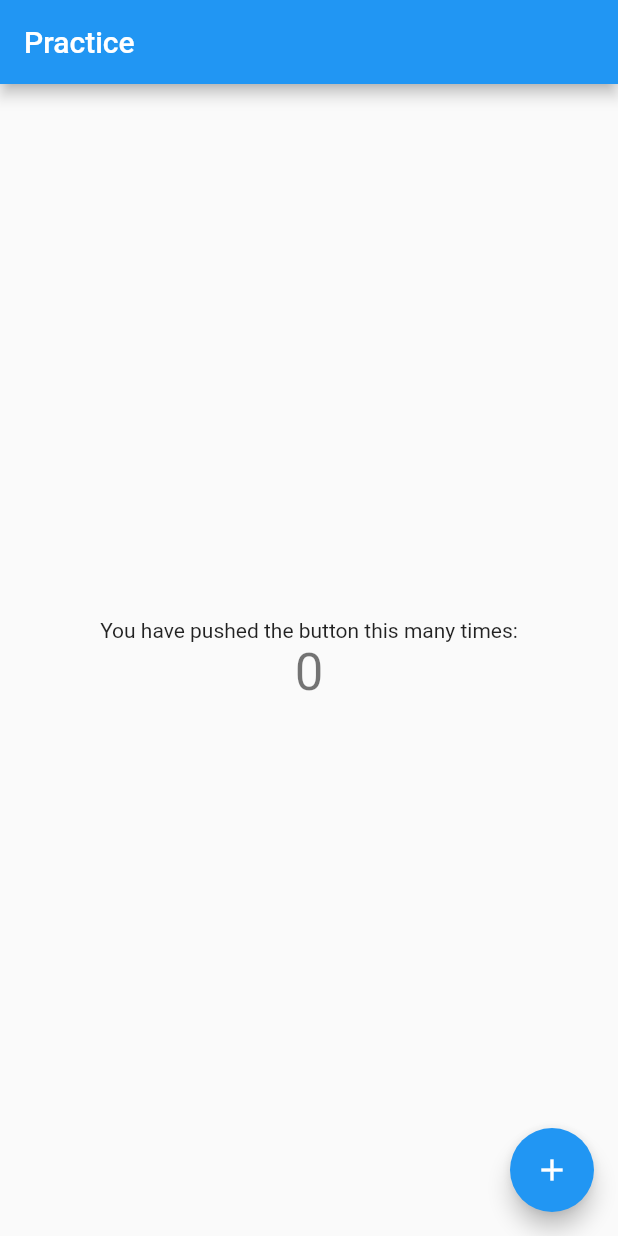
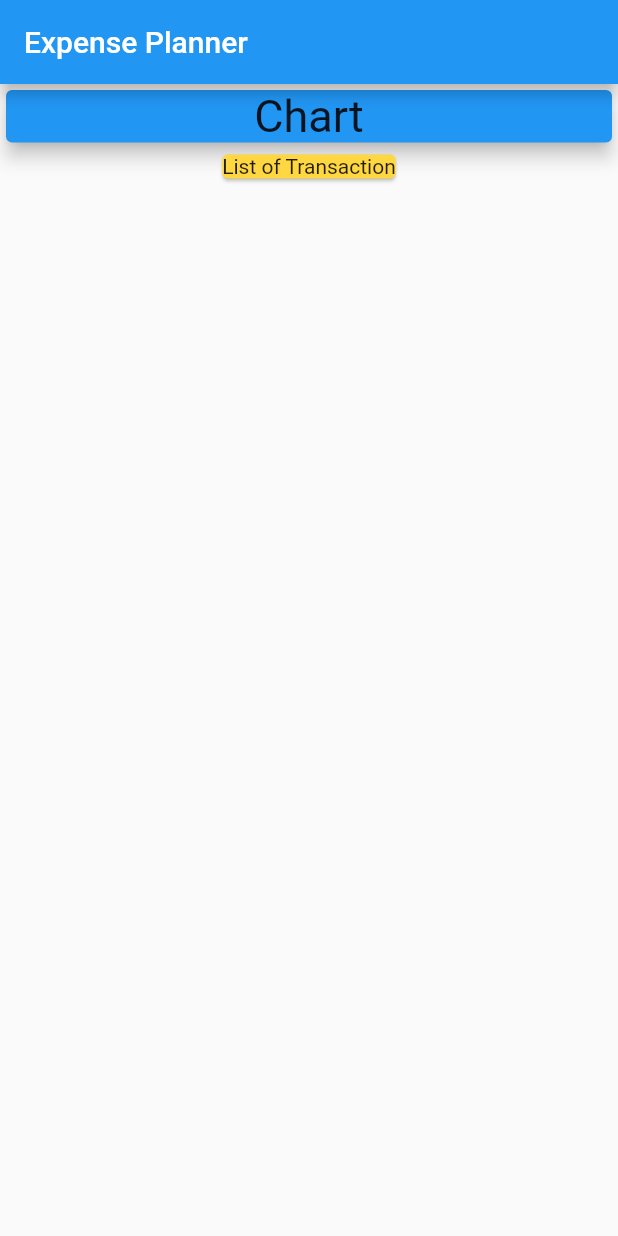
Before and after one commit to RishabhSaini619/udemy_practice_002, a Flutter app: the screen it shows after launch, on a phone screen of 412 x 824 dp. Run offline on Flutter 3.47's test engine with Material 2 defaults, Android fonts, the light colour scheme and no system bars.

Commit message:
new dart file transaction.dart

```diff
--- a/lib/main.dart
+++ b/lib/main.dart
@@ -12,11 +12,11 @@ class MyApp extends StatelessWidget {
   @override
   Widget build(BuildContext context) {
     return MaterialApp(
-      title: 'Flutter Demo',
+      title: 'Udemy Practice 2',
       theme: ThemeData(
         primarySwatch: Colors.blue,
       ),
-      home: const MyHomePage(title: 'Practice'),
+      home: const MyHomePage(),
     );
   }
 }
--- a/lib/myHomePage.dart
+++ b/lib/myHomePage.dart
@@ -1,54 +1,51 @@
+import 'package:flutter/material.dart';
+import 'package:udemy_practice_002/transaction.dart';
 
-import 'package:flutter/material.dart';
-
-class MyHomePage extends StatefulWidget {
-  const MyHomePage({super.key, required this.title});
-
-
-  final String title;
-
-  @override
-  State<MyHomePage> createState() => _MyHomePageState();
-}
-
-class _MyHomePageState extends State<MyHomePage> {
-  int _counter = 0;
-
-  void _incrementCounter() {
-    setState(() {
-      _counter++;
-    });
-  }
+class MyHomePage extends StatelessWidget {
+  final List<Transaction> transacions = [
+    Transaction(
+      id: 't1',
+      title: 'New Shoes',
+      amount: 699.99,
+      date: DateTime.now(),
+    ),
+    Transaction(
+      id: 't2',
+      title: 'New Buds',
+      amount: 1699.99,
+      date: DateTime.now(),
+    ),
+  ];
 
   @override
   Widget build(BuildContext context) {
-
     return Scaffold(
       appBar: AppBar(
-
-        title: Text(widget.title),
+        title: Text('Expense Planner'),
       ),
-      body: Center(
-
-        child: Column(
-
-          mainAxisAlignment: MainAxisAlignment.center,
-          children: <Widget>[
-            const Text(
-              'You have pushed the button this many times:',
+      body: Column(
+        children: [
+          Card(
+            color: Colors.blue,
+            child: Container(
+              width: double.infinity,
+              child: Text(
+                'Chart',
+                textAlign: TextAlign.center,
+                style: TextStyle(
+                  fontSize: 30,
+                ),
+              ),
             ),
-            Text(
-              '$_counter',
-              style: Theme.of(context).textTheme.headline4,
-            ),
-          ],
-        ),
+            elevation: 5,
+            //
+          ),
+          Card(
+            color: Colors.amberAccent,
+            child: Text('List of Transaction'),
+          ),
+        ],
       ),
-      floatingActionButton: FloatingActionButton(
-        onPressed: _incrementCounter,
-        tooltip: 'Increment',
-        child: const Icon(Icons.add),
-      ), // This trailing comma makes auto-formatting nicer for build methods.
     );
   }
 }
--- /dev/null
+++ b/lib/transaction.dart
@@ -0,0 +1,13 @@
+class Transaction {
+  final String id;
+  final String title;
+  final double amount;
+  final DateTime date;
+
+  Transaction({
+    required this.id,
+    required this.title,
+    required this.amount,
+    required this.date,
+  });
+}
```
